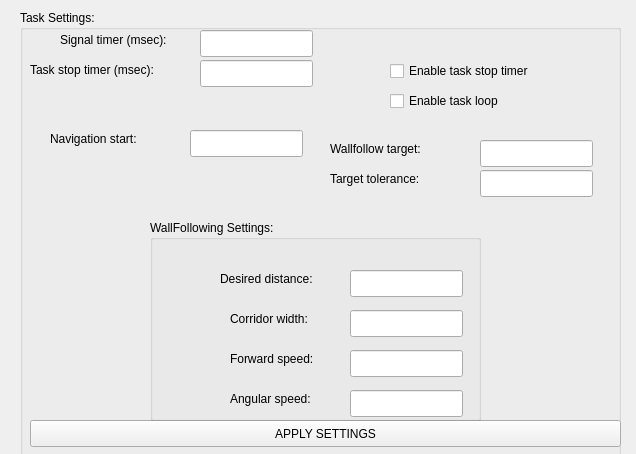
Qt form Hanse/TaskWallNavigation/taskwallnavigationform.ui (iti-luebeck/HANSE2011) before a commit.
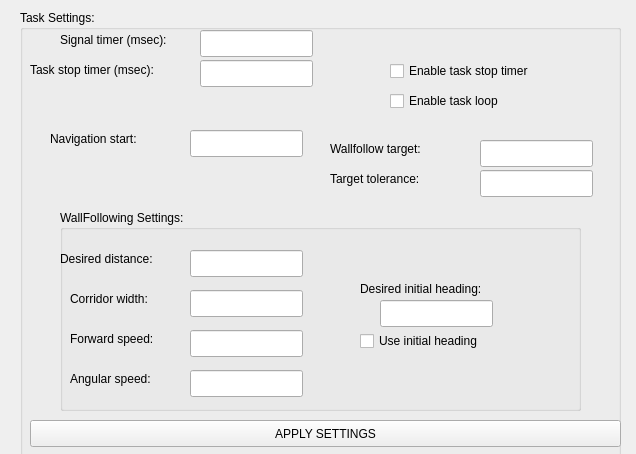
The same form after that commit.

The edit to the form file:
```diff
--- a/Hanse/TaskWallNavigation/taskwallnavigationform.ui
+++ b/Hanse/TaskWallNavigation/taskwallnavigationform.ui
@@ -182,9 +182,9 @@
    <widget class="QGroupBox" name="groupBox_2">
     <property name="geometry">
      <rect>
-      <x>130</x>
-      <y>210</y>
-      <width>331</width>
+      <x>40</x>
+      <y>200</y>
+      <width>521</width>
       <height>201</height>
      </rect>
     </property>
@@ -194,8 +194,8 @@
     <widget class="QLabel" name="label_2">
      <property name="geometry">
       <rect>
-       <x>70</x>
-       <y>50</y>
+       <x>0</x>
+       <y>40</y>
        <width>121</width>
        <height>17</height>
       </rect>
@@ -207,8 +207,8 @@
     <widget class="QLabel" name="label_5">
      <property name="geometry">
       <rect>
-       <x>80</x>
-       <y>170</y>
+       <x>10</x>
+       <y>160</y>
        <width>101</width>
        <height>17</height>
       </rect>
@@ -220,8 +220,8 @@
     <widget class="QLabel" name="label_1">
      <property name="geometry">
       <rect>
-       <x>80</x>
-       <y>90</y>
+       <x>10</x>
+       <y>80</y>
        <width>121</width>
        <height>17</height>
       </rect>
@@ -233,8 +233,8 @@
     <widget class="QLineEdit" name="desiredDistanceInput">
      <property name="geometry">
       <rect>
-       <x>200</x>
-       <y>50</y>
+       <x>130</x>
+       <y>40</y>
        <width>113</width>
        <height>27</height>
       </rect>
@@ -243,8 +243,8 @@
     <widget class="QLabel" name="label_4">
      <property name="geometry">
       <rect>
-       <x>80</x>
-       <y>130</y>
+       <x>10</x>
+       <y>120</y>
        <width>111</width>
        <height>17</height>
       </rect>
@@ -256,8 +256,8 @@
     <widget class="QLineEdit" name="corridorInput">
      <property name="geometry">
       <rect>
-       <x>200</x>
-       <y>90</y>
+       <x>130</x>
+       <y>80</y>
        <width>113</width>
        <height>27</height>
       </rect>
@@ -266,8 +266,8 @@
     <widget class="QLineEdit" name="forwardInput">
      <property name="geometry">
       <rect>
-       <x>200</x>
-       <y>130</y>
+       <x>130</x>
+       <y>120</y>
        <width>113</width>
        <height>27</height>
       </rect>
@@ -276,13 +276,49 @@
     <widget class="QLineEdit" name="angularInput">
      <property name="geometry">
       <rect>
-       <x>200</x>
-       <y>170</y>
+       <x>130</x>
+       <y>160</y>
        <width>113</width>
        <height>27</height>
       </rect>
      </property>
     </widget>
+    <widget class="QLabel" name="label_11">
+     <property name="geometry">
+      <rect>
+       <x>300</x>
+       <y>70</y>
+       <width>161</width>
+       <height>17</height>
+      </rect>
+     </property>
+     <property name="text">
+      <string>Desired initial heading:</string>
+     </property>
+    </widget>
+    <widget class="QLineEdit" name="headingInput">
+     <property name="geometry">
+      <rect>
+       <x>320</x>
+       <y>90</y>
+       <width>113</width>
+       <height>27</height>
+      </rect>
+     </property>
+    </widget>
+    <widget class="QCheckBox" name="headingBox">
+     <property name="geometry">
+      <rect>
+       <x>300</x>
+       <y>120</y>
+       <width>171</width>
+       <height>22</height>
+      </rect>
+     </property>
+     <property name="text">
+      <string>Use initial heading</string>
+     </property>
+    </widget>
    </widget>
   </widget>
  </widget>
```
